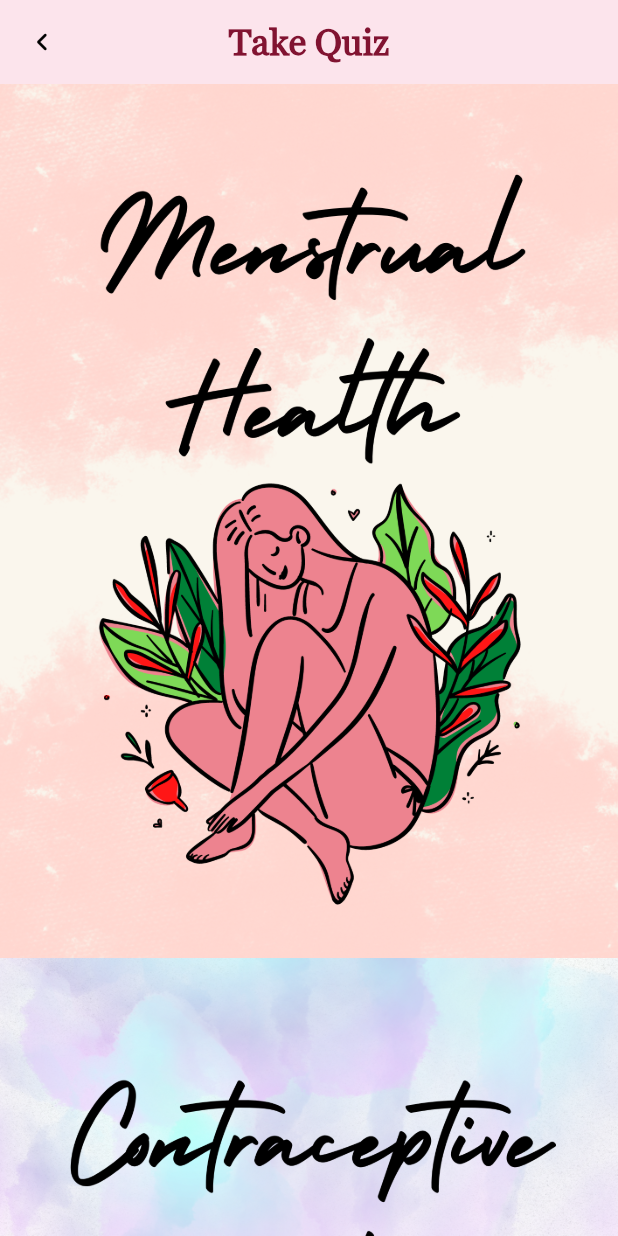
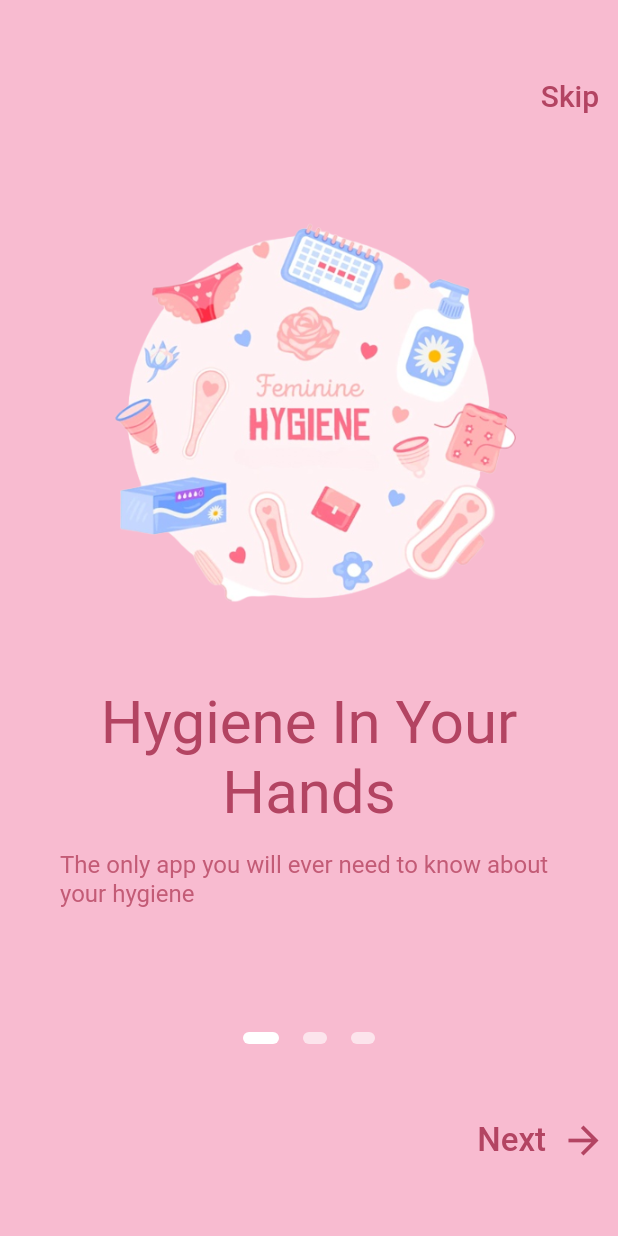
Before and after one commit to Bazgha19/HerHygiene, a Flutter app: the screen it shows after launch, on a phone screen of 412 x 824 dp. Run offline on Flutter 3.47's test engine with Material 2 defaults, Android fonts, the light colour scheme and no system bars; our stand-ins replace animated_splash_screen, curved_navigation_bar.

Commit message:
Update herhygiene

```diff
--- /dev/null
+++ b/her_hygiene/lib/intro.dart
@@ -0,0 +1,268 @@
+import 'package:flutter/material.dart';
+import 'package:flutter/services.dart';
+import 'package:her_hygiene/home_screen.dart';
+import 'package:her_hygiene/main.dart';
+
+class Intro extends StatefulWidget {
+  @override
+  _IntroState createState() => _IntroState();
+}
+
+class _IntroState extends State<Intro> {
+  final int _numPages = 3;
+  final PageController _pageController = PageController(initialPage: 0);
+  int _currentPage = 0;
+
+  List<Widget> _buildPageIndicator() {
+    List<Widget> list = [];
+    for (int i = 0; i < _numPages; i++) {
+      list.add(i == _currentPage ? _indicator(true) : _indicator(false));
+    }
+    return list;
+  }
+
+  Widget _indicator(bool isActive) {
+    return AnimatedContainer(
+      duration: Duration(milliseconds: 150),
+      margin: EdgeInsets.symmetric(horizontal: 8.0),
+      height: 8.0,
+      width: isActive ? 24.0 : 16.0,
+      decoration: BoxDecoration(
+        color: isActive ? Colors.white : Colors.pink.shade50,
+        borderRadius: BorderRadius.all(
+          Radius.circular(12),
+        ),
+      ),
+    );
+  }
+
+  @override
+  Widget build(BuildContext context) {
+    return Scaffold(
+      body: AnnotatedRegion<SystemUiOverlayStyle>(
+        value: SystemUiOverlayStyle.light,
+        child: Container(
+          decoration: BoxDecoration(
+            gradient: LinearGradient(
+              begin: Alignment.topCenter,
+              end: Alignment.bottomCenter,
+              stops: [0.1, 0.4, 0.7, 0.9],
+              colors: [
+                Colors.pink.shade100,
+                Colors.pink.shade100,
+                Colors.pink.shade100,
+                Colors.pink.shade100,
+              ],
+            ),
+          ),
+          child: Padding(
+            padding: const EdgeInsets.symmetric(vertical: 40.0),
+            child: Column(
+              crossAxisAlignment: CrossAxisAlignment.stretch,
+              children: <Widget>[
+                Container(
+                  alignment: Alignment.centerRight,
+                  child: TextButton(
+                    onPressed: () {
+                      Navigator.push(
+                          context,
+                          MaterialPageRoute(
+                              builder: (BuildContext context) => Home()));
+                    },
+                    child: Text(
+                      'Skip',
+                      style: TextStyle(
+                        color: Color.fromRGBO(179, 68, 98, 1),
+                        fontSize: 20.0,
+                      ),
+                    ),
+                  ),
+                ),
+                Container(
+                  height: 600.0,
+                  child: PageView(
+                    physics: ClampingScrollPhysics(),
+                    controller: _pageController,
+                    onPageChanged: (int page) {
+                      setState(() {
+                        _currentPage = page;
+                      });
+                    },
+                    children: <Widget>[
+                      Padding(
+                        padding: const EdgeInsets.all(40.0),
+                        child: Column(
+                          crossAxisAlignment: CrossAxisAlignment.start,
+                          children: <Widget>[
+                            Center(
+                              child: Image(
+                                image: AssetImage(
+                                  'assets/intro1.png',
+                                ),
+                                height: 300.0,
+                                width: 300.0,
+                              ),
+                            ),
+                            SizedBox(height: 30.0),
+                            Text(
+                              'Hygiene In Your Hands',
+                              style: TextStyle(
+                                  fontSize: 40.0,
+                                  color: Color.fromRGBO(179, 68, 98, 1)),
+                              textAlign: TextAlign.center,
+                            ),
+                            SizedBox(height: 15.0),
+                            Text(
+                              'The only app you will ever need to know about your hygiene',
+                              style: TextStyle(
+                                fontSize: 16.0,
+                                color: Color.fromRGBO(195, 91, 118, 1),
+                              ),
+                            ),
+                          ],
+                        ),
+                      ),
+                      Padding(
+                        padding: const EdgeInsets.all(40.0),
+                        child: Column(
+                          crossAxisAlignment: CrossAxisAlignment.start,
+                          children: <Widget>[
+                            Center(
+                              child: Image(
+                                image: AssetImage(
+                                  'assets/track.png',
+                                ),
+                                height: 300.0,
+                                width: 300.0,
+                              ),
+                            ),
+                            SizedBox(height: 30.0),
+                            Text(
+                              'Track Your Hygiene',
+                              style: TextStyle(
+                                  fontSize: 40.0,
+                                  color: Color.fromRGBO(179, 68, 98, 1)),
+                              textAlign: TextAlign.center,
+                            ),
+                            SizedBox(height: 15.0),
+                            Text(
+                              'Quizes helps you in analyzing your hygiene',
+                              style: TextStyle(
+                                fontSize: 16.0,
+                                color: Color.fromRGBO(195, 91, 118, 1),
+                              ),
+                            ),
+                          ],
+                        ),
+                      ),
+                      Padding(
+                        padding: const EdgeInsets.all(40.0),
+                        child: Column(
+                          crossAxisAlignment: CrossAxisAlignment.start,
+                          children: <Widget>[
+                            Center(
+                              child: Image(
+                                image: AssetImage(
+                                  'assets/start.png',
+                                ),
+                                height: 300.0,
+                                width: 300.0,
+                              ),
+                            ),
+                            SizedBox(height: 30.0),
+                            Text(
+                              'Enter In The World Of HerHygiene',
+                              style: TextStyle(
+                                  fontSize: 40.0,
+                                  color: Color.fromRGBO(179, 68, 98, 1)),
+                              textAlign: TextAlign.center,
+                            ),
+                            SizedBox(height: 15.0),
+                            Text(
+                              'It take less then a minute to enter and enjoy HerHygiene',
+                              style: TextStyle(
+                                fontSize: 16.0,
+                                color: Color.fromRGBO(195, 91, 118, 1),
+                              ),
+                            ),
+                          ],
+                        ),
+                      ),
+                    ],
+                  ),
+                ),
+                Row(
+                  mainAxisAlignment: MainAxisAlignment.center,
+                  children: _buildPageIndicator(),
+                ),
+                _currentPage != _numPages - 1
+                    ? Expanded(
+                        child: Align(
+                          alignment: FractionalOffset.bottomRight,
+                          child: TextButton(
+                            onPressed: () {
+                              print('Next');
+                              _pageController.nextPage(
+                                duration: Duration(milliseconds: 500),
+                                curve: Curves.ease,
+                              );
+                            },
+                            child: Row(
+                              mainAxisAlignment: MainAxisAlignment.center,
+                              mainAxisSize: MainAxisSize.min,
+                              children: <Widget>[
+                                Text(
+                                  'Next',
+                                  style: TextStyle(
+                                    color: Color.fromRGBO(179, 68, 98, 1),
+                                    fontSize: 22.0,
+                                  ),
+                                ),
+                                SizedBox(width: 10.0),
+                                Icon(
+                                  Icons.arrow_forward,
+                                  color: Color.fromRGBO(179, 68, 98, 1),
+                                  size: 30.0,
+                                )
+                              ],
+                            ),
+                          ),
+                        ),
+                      )
+                    : Text(''),
+              ],
+            ),
+          ),
+        ),
+      ),
+      bottomSheet: _currentPage == _numPages - 1
+          ? Container(
+              height: 100.0,
+              width: double.infinity,
+              color: Colors.white,
+              child: TextButton(
+                onPressed: () {
+                  Navigator.push(
+                      context,
+                      MaterialPageRoute(
+                          builder: (BuildContext context) => Home()));
+                },
+                child: Center(
+                  child: Padding(
+                    padding: EdgeInsets.only(bottom: 30.0),
+                    child: Text(
+                      'Get Started',
+                      style: TextStyle(
+                        color: Color.fromRGBO(179, 68, 98, 1),
+                        fontSize: 20.0,
+                        fontWeight: FontWeight.bold,
+                      ),
+                    ),
+                  ),
+                ),
+              ),
+            )
+          : Text(''),
+    );
+  }
+}
--- a/her_hygiene/lib/main.dart
+++ b/her_hygiene/lib/main.dart
@@ -1,31 +1,78 @@
+import 'package:animated_splash_screen/animated_splash_screen.dart';
+import 'package:curved_navigation_bar/curved_navigation_bar.dart';
 import 'package:flutter/material.dart';
 import 'package:her_hygiene/Contraceptive%20Health%20Test/Quiz_screen.dart';
 import 'package:her_hygiene/Menstrual%20Health%20Test/self_test.dart';
+import 'package:her_hygiene/intro.dart';
+import 'package:her_hygiene/products/product.dart';
 import 'package:her_hygiene/quiz_selection.dart';
 import './home_screen.dart';
 
 void main() {
-  runApp(const MyApp());
+  runApp(MyApp());
 }
 
-class MyApp extends StatelessWidget {
-  const MyApp({super.key});
+class MyApp extends StatefulWidget {
+  @override
+  _MyAppState createState() => _MyAppState();
+}
 
-  // This widget is the root of your application.
+class _MyAppState extends State<MyApp> {
+  @override
+  Widget build(BuildContext context) {
+    return MaterialApp(
+      home: AnimatedSplashScreen(
+        splash: Image.asset('assets/HerLogo.png'),
+        backgroundColor: Colors.pink.shade100,
+        splashIconSize: 80.0,
+        splashTransition: SplashTransition.rotationTransition,
+        duration: 1000,
+        nextScreen: Intro(),
+      ),
+    );
+  }
+}
+
+class Home extends StatefulWidget {
+  @override
+  _HomeState createState() => _HomeState();
+}
+
+class _HomeState extends State<Home> {
+  int onClick = 0;
+
+  final List pageToNavigate = [
+    HomeScreen(),
+    Product(),
+    QuizScreen(),
+    SelfTestScreen(),
+  ];
+
   @override
   Widget build(BuildContext context) {
     return MaterialApp(
       debugShowCheckedModeBanner: false,
-      initialRoute: 'quiz_option',
-      routes: {
-        'quiz_option': (context) => const QuizOption(),
-        'home_screen': (context) => const HomeScreen(),
-        'quiz_screen': (context) =>
-            const QuizScreen(), //screen  fro contraceptive health
-        'self_test': (context) =>
-            const SelfTestScreen(), //screen for Menstrual health quiz
-      },
-      /* home: SelfTestScreen(), */
+      home: Scaffold(
+        body: pageToNavigate[onClick],
+        backgroundColor: Colors.white,
+        bottomNavigationBar: CurvedNavigationBar(
+          animationDuration: Duration(milliseconds: 150),
+          backgroundColor: Colors.white,
+          color: Colors.pink.shade50,
+          onTap: (index) {
+            setState(() {
+              onClick = index;
+              print(onClick);
+            });
+          },
+          items: <Widget>[
+            Icon(Icons.home),
+            Icon(Icons.water_drop),
+            Icon(Icons.medical_information),
+            Icon(Icons.people),
+          ],
+        ),
+      ),
     );
   }
 }
--- /dev/null
+++ b/her_hygiene/lib/products/product.dart
@@ -0,0 +1,17 @@
+import 'package:flutter/material.dart';
+
+class Product extends StatefulWidget {
+  const Product({super.key});
+
+  @override
+  State<Product> createState() => _ProductState();
+}
+
+class _ProductState extends State<Product> {
+  @override
+  Widget build(BuildContext context) {
+    return Scaffold(
+      body: Text("Products"),
+    );
+  }
+}
```
Also changed, not shown: her_hygiene/pubspec.yaml (+22 -77 lines), her_hygiene/assets/intro1.png (added), her_hygiene/assets/start.png (added), her_hygiene/assets/track.png (added), her_hygiene/pubspec.lock, 1 other file.
